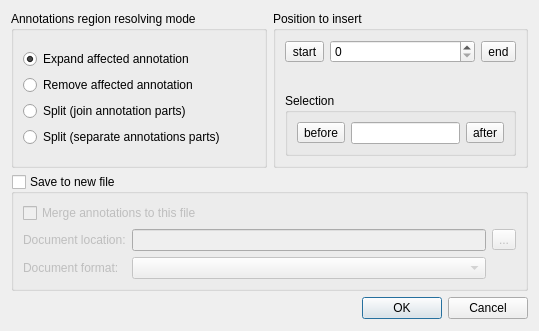
Above: src/corelibs/U2Gui/src/util/ui/EditSequenceDialog.ui from violethaze74/ugene before the change. Below: the same form after it.
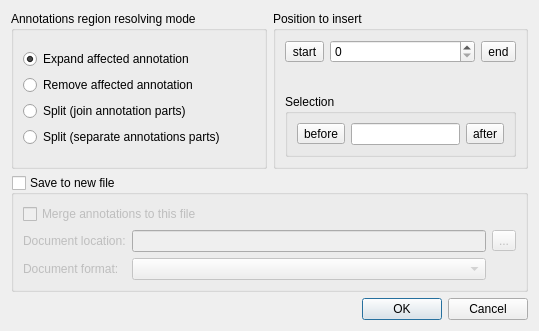
That is the form after the change.

Commit message: Help system for all dialogs, UI improvements for all dialogs.

The edit to the form file:
```diff
--- a/src/corelibs/U2Gui/src/util/ui/EditSequenceDialog.ui
+++ b/src/corelibs/U2Gui/src/util/ui/EditSequenceDialog.ui
@@ -207,35 +207,11 @@
     </widget>
    </item>
    <item>
-    <layout class="QHBoxLayout" name="horizontalLayout">
-     <item>
-      <spacer name="horizontalSpacer">
-       <property name="orientation">
-        <enum>Qt::Horizontal</enum>
-       </property>
-       <property name="sizeHint" stdset="0">
-        <size>
-         <width>108</width>
-         <height>23</height>
-        </size>
-       </property>
-      </spacer>
-     </item>
-     <item>
-      <widget class="QPushButton" name="OKButton">
-       <property name="text">
-        <string>OK</string>
-       </property>
-      </widget>
-     </item>
-     <item>
-      <widget class="QPushButton" name="cancelButton">
-       <property name="text">
-        <string>Cancel</string>
-       </property>
-      </widget>
-     </item>
-    </layout>
+    <widget class="QDialogButtonBox" name="buttonBox">
+     <property name="standardButtons">
+      <set>QDialogButtonBox::Cancel|QDialogButtonBox::Ok</set>
+     </property>
+    </widget>
    </item>
   </layout>
  </widget>
```
Left out of the diff: 24 changed lines with no effect on the pictures. The commit also changes 309 other files.
